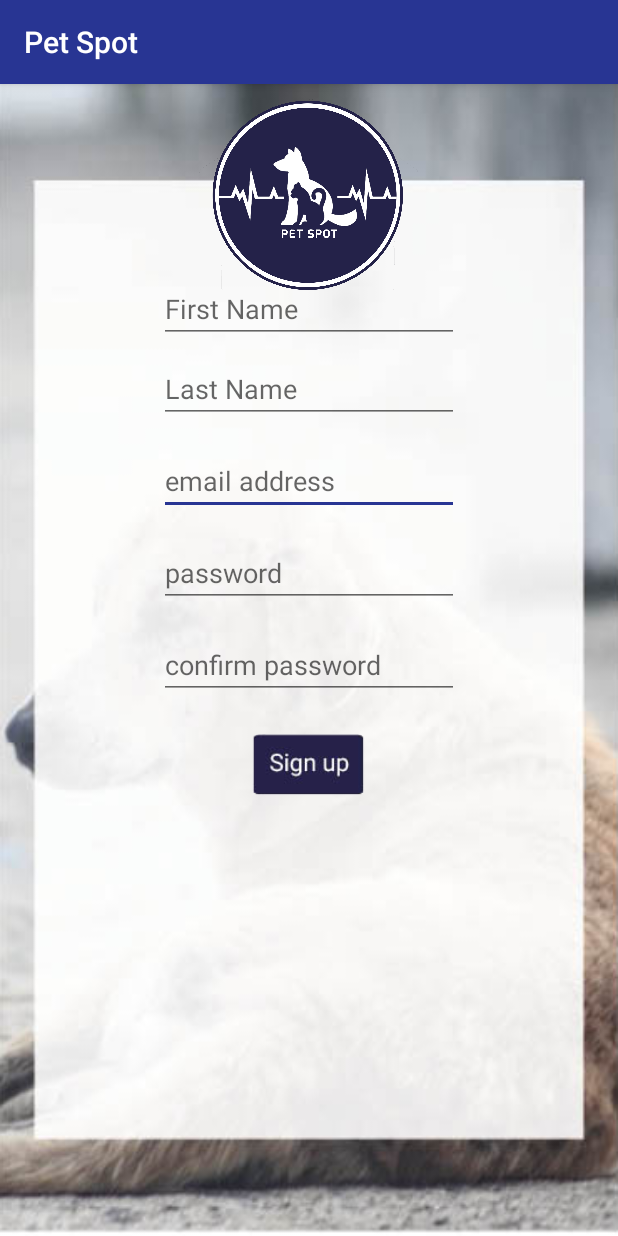
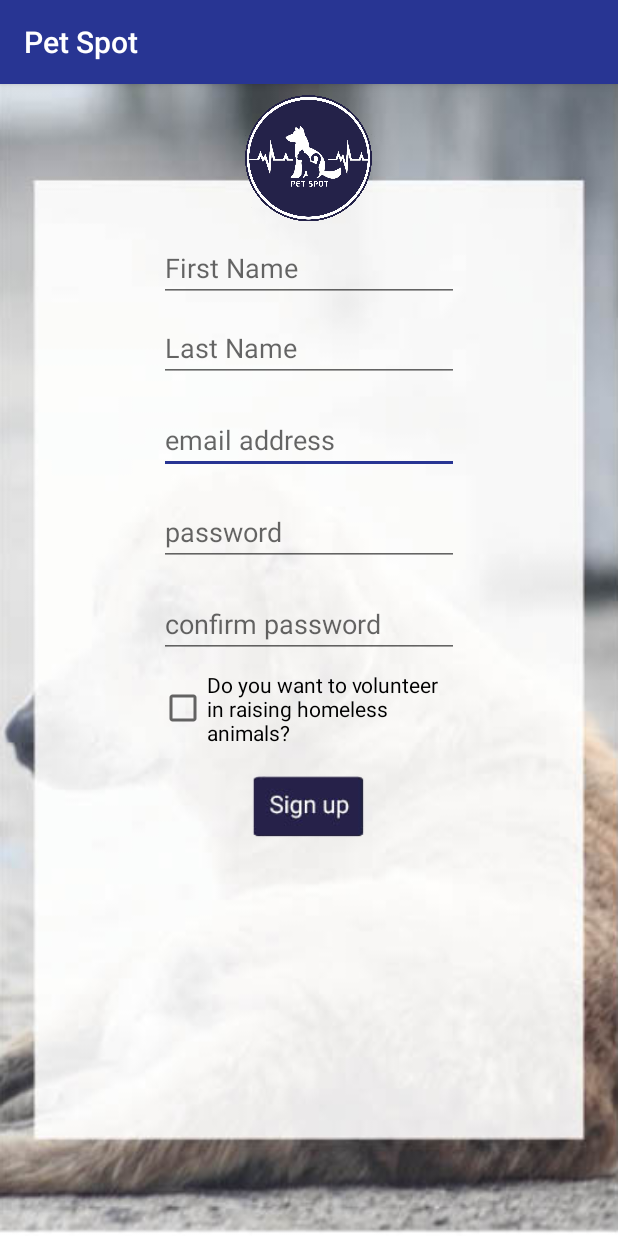
Before and after one commit to hazemelahwany/Shelter-for-pets, an Android app: the SignUpActivity screen opened directly, with no data from a screen before it, on a phone screen of 412 x 824 dp. Run offline under Robolectric (Android 15) with nearby library versions, the phone set to English and light mode, and no system bars; our stand-ins replace Firebase (no records; nobody signed in at launch, a user with empty details on screens opened directly).

Commit message:
Add volunteering checkbox to user

```diff
--- a/app/src/main/res/layout/activity_sign_up.xml
+++ b/app/src/main/res/layout/activity_sign_up.xml
@@ -8,13 +8,14 @@
     android:background="@drawable/backgrouand_with_filter">
 
     <ImageView
-        android:layout_width="150dp"
-        android:layout_height="150dp"
+        android:layout_width="100dp"
+        android:layout_height="100dp"
         android:src="@drawable/app_logo"
         android:adjustViewBounds="true"
         android:id="@+id/imageView3"
         android:layout_alignParentTop="true"
-        android:layout_centerHorizontal="true" />
+        android:layout_alignLeft="@+id/signup_button"
+        android:layout_alignStart="@+id/signup_button" />
 
     <EditText
         android:id="@+id/signup_email"
@@ -61,20 +62,19 @@
         android:text="@string/signup_button"
         android:src="@drawable/signup_activity_button"
         android:background="@android:color/transparent"
-        android:layout_marginTop="18dp"
         android:scaleType="fitXY"
-        android:layout_below="@+id/signup_confirm_password"
-        android:layout_centerHorizontal="true" />
+        android:layout_below="@+id/signup_volunteer_checkBox"
+        android:layout_centerHorizontal="true"
+        android:layout_marginTop="14dp" />
 
     <EditText
         android:id="@+id/signup_first_name"
         android:layout_width="200dp"
         android:layout_height="wrap_content"
-        android:layout_marginTop="127dp"
         android:ems="10"
         android:hint="@string/first_name_hint"
         android:inputType="textPersonName"
-        android:layout_alignParentTop="true"
+        android:layout_below="@+id/imageView3"
         android:layout_alignLeft="@+id/signup_last_name"
         android:layout_alignStart="@+id/signup_last_name" />
 
@@ -89,4 +89,16 @@
         android:layout_marginBottom="8dp"
         android:layout_below="@+id/signup_first_name"
         android:layout_centerHorizontal="true" />
+
+    <CheckBox
+        android:id="@+id/signup_volunteer_checkBox"
+        android:layout_width="200dp"
+        android:layout_height="wrap_content"
+        android:layout_marginTop="8dp"
+        android:text="@string/volunteer_check_box"
+        android:layout_below="@+id/signup_confirm_password"
+        android:layout_alignLeft="@+id/signup_confirm_password"
+        android:layout_alignStart="@+id/signup_confirm_password"
+        android:layout_alignRight="@+id/signup_confirm_password"
+        android:layout_alignEnd="@+id/signup_confirm_password" />
 </RelativeLayout>
--- a/app/src/main/res/values/strings.xml
+++ b/app/src/main/res/values/strings.xml
@@ -18,6 +18,7 @@
         to verify your account</string>
     <string name="check_all_fields">Please enter all fields</string>
     <string name="check_passwords">Password is not the same in the two fields</string>
+    <string name="volunteer_check_box">Do you want to volunteer in raising homeless animals?</string>
 
 
     <!--Forgot Password Activity-->
@@ -81,6 +82,8 @@
     <string name="edit_profile_button">Edit Profile</string>
     <string name="no_pets">You Currently Have No Pets</string>
     <string name="add_pet_button">Add Pet</string>
+    <string name="volunteer_true">Volunteered to own homeless animals</string>
+    <string name="volunteer_false">Can not own homeless animals right now</string>
 
     <!--Add Pet Activity-->
     <string name="pet_name">Pet Name</string>
```
Also changed, not shown: app/src/main/java/com/salmaali/app/petspot/Authentication/SignUpActivity.java (+12 -3 lines), app/src/main/java/com/salmaali/app/petspot/DatabaseObjects/User.java (+13 -2 lines), app/src/main/java/com/salmaali/app/petspot/User/EditProfileActivity.java (+19 -5 lines), app/src/main/java/com/salmaali/app/petspot/User/UserProfileActivity.java (+7 -0 lines), app/src/main/res/layout/activity_edit_profile.xml (+13 -4 lines), app/src/main/res/layout/activity_user_profile.xml (+9 -0 lines).
